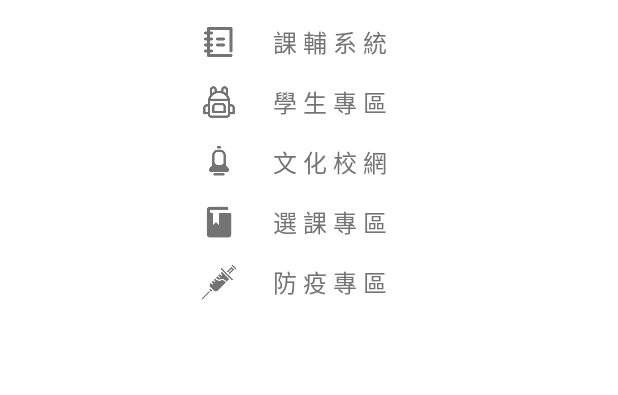
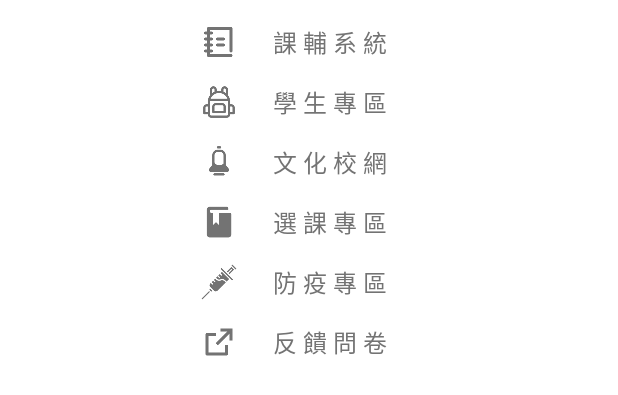
Before and after one commit to KILNETA/PccuLive-AndroidApp, an Android app: the layout fast_links.xml on its own in the app's theme, with its tools: preview values and no code run, on a phone screen of 412 x 824 dp. Shown: the top 395 px of the screen. Run offline under Robolectric (Android 15) with nearby library versions, the phone set to English and light mode, and no system bars; network calls fail.

Commit message:
Beta_1.1.2 Added feedback form link

```diff
--- a/app/src/main/java/com/pccu/pccu/menu/FastLinksBottomMenu.kt
+++ b/app/src/main/java/com/pccu/pccu/menu/FastLinksBottomMenu.kt
@@ -56,7 +56,8 @@ class FastLinksBottomMenu : BottomSheetDialogFragment() {
             "https://ecampus.pccu.edu.tw/ecampus/default.aspx?usertype=student",
             "https://www.pccu.edu.tw/",
             "https://mycourse.pccu.edu.tw/",
-            "https://www.pccu.edu.tw/fever/fever.html"
+            "https://www.pccu.edu.tw/fever/fever.html",
+            "https://docs.google.com/forms/d/e/1FAIpQLScAOJnqIZOspwZCGv0hq2zSoucugq2kiMp3NzlIZ8npGfymgg/viewform"
         )
         /**Uri*/
         var uri: Uri
@@ -91,5 +92,11 @@ class FastLinksBottomMenu : BottomSheetDialogFragment() {
                 uri = Uri.parse(url[4])
                 startActivity(Intent(Intent.ACTION_VIEW, uri))
             }
+        /**反 饋 問 卷*/
+        view.findViewById<LinearLayout>(R.id.FastLink_Feedback_Questionnaire)
+            .setOnClickListener{
+                uri = Uri.parse(url[5])
+                startActivity(Intent(Intent.ACTION_VIEW, uri))
+            }
     }
 }
--- a/app/src/main/res/layout/fast_links.xml
+++ b/app/src/main/res/layout/fast_links.xml
@@ -158,4 +158,34 @@
             android:textSize="16sp" />
 
     </LinearLayout>
+
+    <LinearLayout
+        android:id="@+id/FastLink_Feedback_Questionnaire"
+        android:gravity="center"
+        android:layout_width="match_parent"
+        android:layout_height="wrap_content"
+        android:clickable="true"
+        android:foreground="?attr/selectableItemBackground"
+        android:orientation="horizontal"
+        android:paddingBottom="8dp"
+        android:paddingRight="20dp"
+        android:paddingTop="8dp"
+        android:focusable="true">
+
+        <ImageView
+            android:layout_width="24dp"
+            android:layout_height="24dp"
+            android:layout_marginRight="24dp"
+            android:src="@drawable/fastlink"
+            app:tint="#737373" />
+
+        <TextView
+            android:layout_width="wrap_content"
+            android:layout_height="wrap_content"
+            android:layout_gravity="center_vertical"
+            android:text="@string/FastLink_Feedback_Questionnaire"
+            android:textColor="#737373"
+            android:textSize="16sp" />
+
+    </LinearLayout>
 </LinearLayout>
--- a/app/src/main/res/values/strings.xml
+++ b/app/src/main/res/values/strings.xml
@@ -13,4 +13,5 @@
     <string name="FastLink_Pccu_page">文 化 校 網</string>
     <string name="FastLink_Course_selection">選 課 專 區</string>
     <string name="FastLink_Epidemic_Prevention_Zone">防 疫 專 區</string>
+    <string name="FastLink_Feedback_Questionnaire">反 饋 問 卷</string>
 </resources>
```
